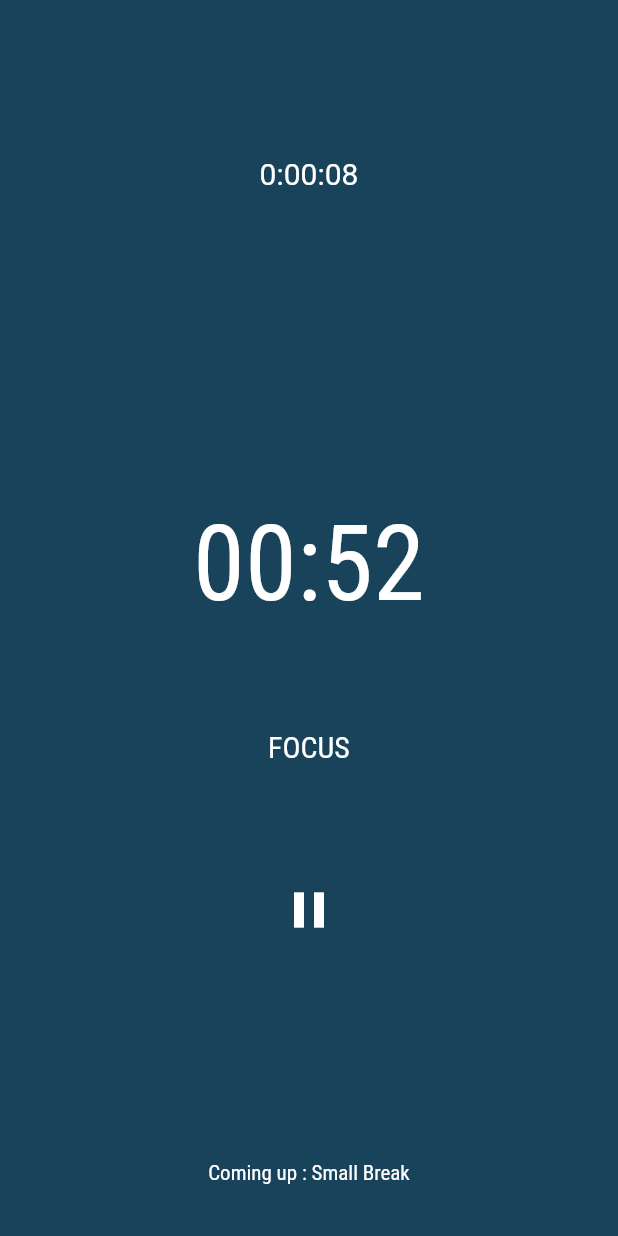
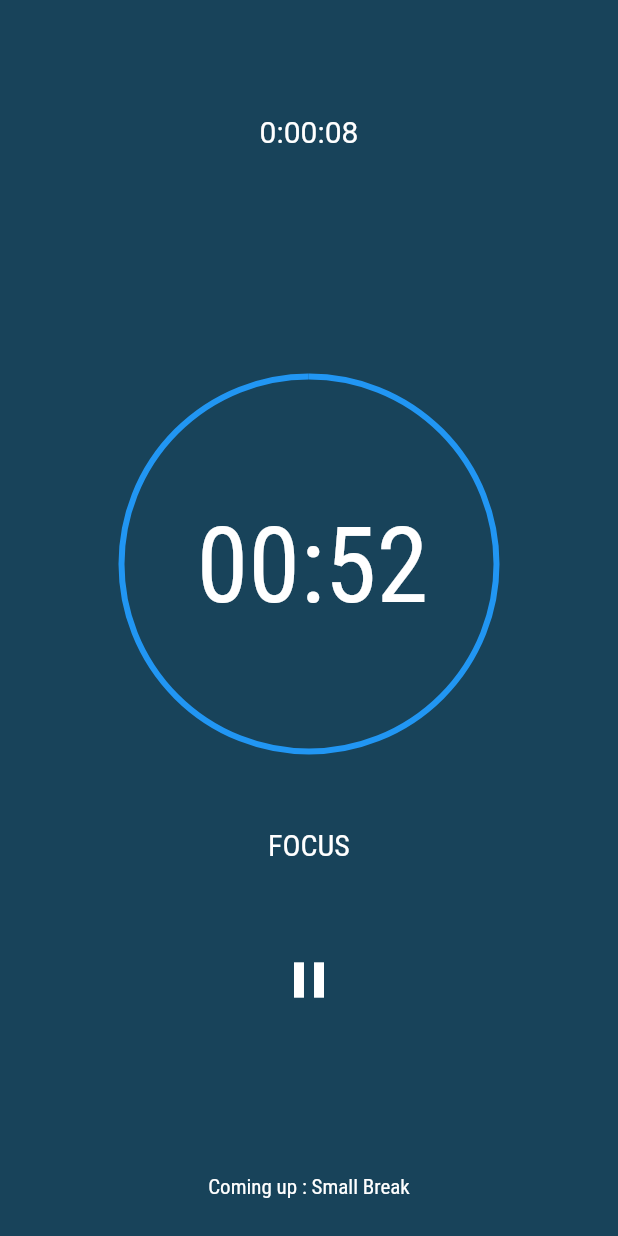
Before and after one commit to richardbonneau/pomodoro_flutter, a Flutter app: the screen it shows after launch, on a phone screen of 412 x 824 dp. Run offline on Flutter 3.47's test engine with Material 2 defaults, Android fonts, the phone set to English and light mode, and no system bars; our stand-ins replace audioplayers, flutter_local_notifications.

Commit message:
CircularProgress+RemainingTime centered

```diff
--- a/lib/pages/TimerApp.dart
+++ b/lib/pages/TimerApp.dart
@@ -145,11 +145,30 @@ class TimerAppState extends State<TimerApp> {
                   style: TextStyle(color: Colors.white, fontSize: 20.0)),
               SizedBox(height: 0.0),
               SizedBox(height: 0.0),
-              Text(remainingTimeUntilNextPhase,
-                  style: TextStyle(
-                      color: Colors.white,
-                      fontSize: 70.0,
-                      fontFamily: 'Roboto Condensed')),
+              Stack(
+                children: <Widget>[
+                  Positioned(
+                    child: Align(
+                        alignment: Alignment.center,
+                        child: SizedBox(
+                            height: 250.0,
+                            width: 250.0,
+                            child: CircularProgressIndicator(value: 1))),
+//                    width: MediaQuery.of(context).size.width,
+//                          height: MediaQuery.of(context).size.height
+                  ),
+                  Positioned(
+                      top: 85.0,
+                      left: MediaQuery.of(context).size.width / 2 - 75.0,
+                      child: Align(
+                          alignment: Alignment.center,
+                          child: Text(remainingTimeUntilNextPhase,
+                              style: TextStyle(
+                                  color: Colors.white,
+                                  fontSize: 70.0,
+                                  fontFamily: 'Roboto Condensed'))))
+                ],
+              ),
               Text(
                 phases[currentPhaseIndex],
                 style: TextStyle(
```
